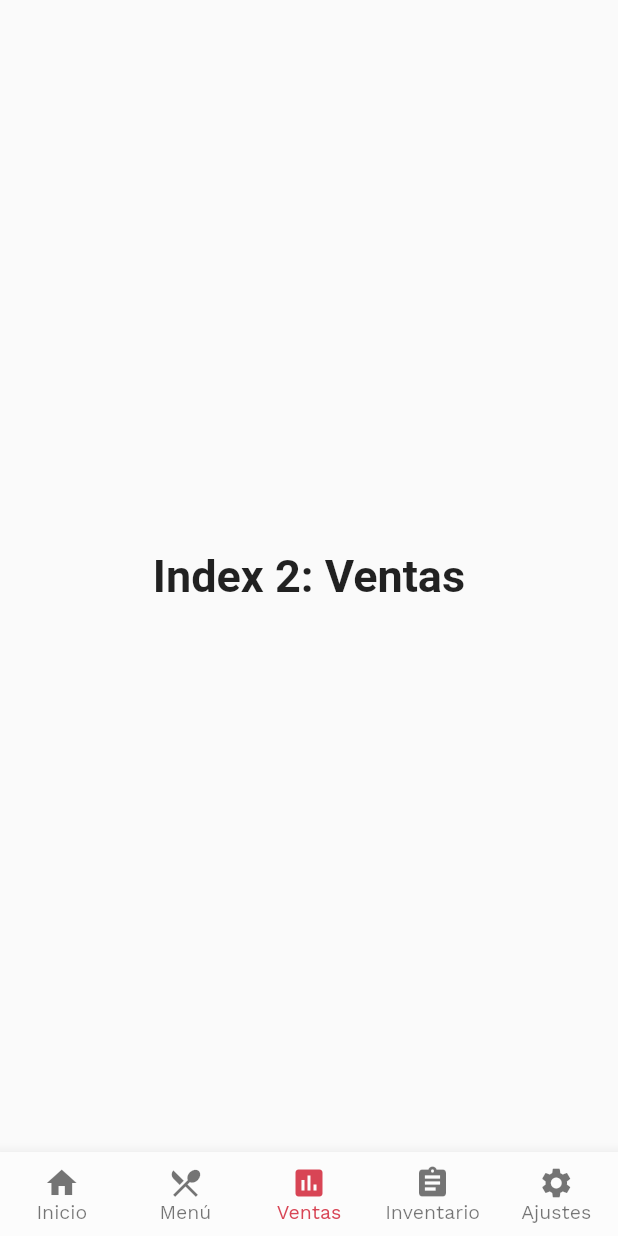
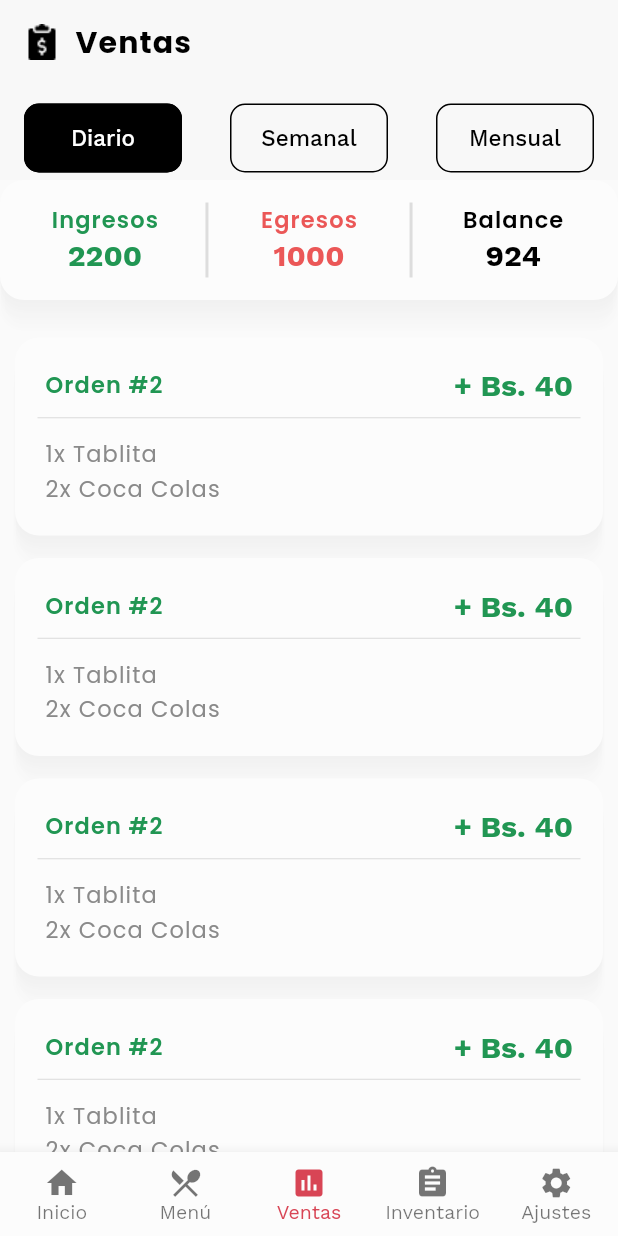
Before and after one commit to 4CROS2/app_restaurant_management, a Flutter app: the screen it shows after launch, item 3 of the bottom bar chosen, on a phone screen of 412 x 824 dp. Run offline on Flutter 3.47's test engine with Material 2 defaults, Android fonts, the phone set to English and light mode, and no system bars; our stand-ins replace flutter_spinbox, flutter_svg; network calls fail; project files that could hold a hidden picture were left out.

Commit message:
Diseño de pantalla de ventas ## Pantalla Ventas - Screen ventas - Card sale - Card total - List Sales

```diff
--- a/lib/home.dart
+++ b/lib/home.dart
@@ -1,4 +1,5 @@
 import 'package:app_restaurant_management/menu/screens/menu_screen.dart';
+import 'package:app_restaurant_management/sales/screens/sales_sreen.dart';
 import 'package:flutter/material.dart';
 import 'constans.dart';
 import 'home/screens/list_order/home_orders_screen.dart';
@@ -20,10 +21,7 @@ class _HomeState extends State<Home> {
   static const List<Widget> _widgetOptions = [
     ListOrdersScreen(),
     MenuScreen(),
-    Text(
-      'Index 2: Ventas',
-      style: optionStyle,
-    ),
+    SalesScreen(),
     Text(
       'Index 4: Inventario',
       style: optionStyle,
--- a/lib/menu/screens/menu_screen.dart
+++ b/lib/menu/screens/menu_screen.dart
@@ -3,7 +3,6 @@ import 'package:app_restaurant_management/menu/screens/new_category.dart';
 import 'package:app_restaurant_management/menu/screens/new_product_screen.dart';
 import 'package:app_restaurant_management/menu/screens/products_menu_screen.dart';
 import 'package:flutter/cupertino.dart';
-// import 'package:flutter/cupertino.dart';
 import 'package:flutter/material.dart';
 import 'package:flutter_svg/svg.dart';
 import '../../../constans.dart';
--- /dev/null
+++ b/lib/sales/screens/list_sales_screen.dart
@@ -0,0 +1,35 @@
+import 'package:app_restaurant_management/sales/widgets/card_sale.dart';
+import 'package:app_restaurant_management/sales/widgets/card_total.dart';
+import 'package:flutter/material.dart';
+
+class ListSalesScreen extends StatefulWidget {
+  const ListSalesScreen({Key? key}) : super(key: key);
+
+  @override
+  _ListSalesScreenState createState() => _ListSalesScreenState();
+}
+
+class _ListSalesScreenState extends State<ListSalesScreen> {
+  @override
+  Widget build(BuildContext context) {
+    return ListView(
+      children: [
+        const CardTotal(),
+        ListView.builder(
+          shrinkWrap: true,
+          physics: const ScrollPhysics(),
+          padding: const EdgeInsets.all(10),
+          itemCount: 10,
+          itemBuilder: (context, index) {
+            return const CardSale(
+                id: '2',
+                total: '40',
+                nameSale: '1 kilo Carne',
+                typeSale: 'ingreso',
+                description: '1x Tablita\n2x Coca Colas');
+          },
+        ),
+      ],
+    );
+  }
+}
--- /dev/null
+++ b/lib/sales/screens/sales_sreen.dart
@@ -0,0 +1,155 @@
+import 'package:flutter/material.dart';
+import '../../../constans.dart';
+import 'list_sales_screen.dart';
+import 'package:intl/intl.dart';
+
+class SalesScreen extends StatefulWidget {
+  const SalesScreen({Key? key}) : super(key: key);
+
+  @override
+  _SalesScreenState createState() => _SalesScreenState();
+}
+
+class _SalesScreenState extends State<SalesScreen> {
+  // var current = DateFormat("dd MMM yyyy", 'es_ES')
+  //     .format(DateTime.parse(DateTime.now().toString()))
+  //     .replaceAll(".", "");
+  // final TextEditingController _dateController = TextEditingController();
+
+  void getNacionalByDate(BuildContext context, String date) {
+    // final provider = Provider.of<ArchivosWebProvider>(context, listen: false);
+    // provider.date = int.parse(_convertToIntDate(date)).toString();
+    // provider.loadSections();
+  }
+
+  Future<dynamic> fechaModal(BuildContext context) async {
+    return await showDatePicker(
+        initialEntryMode: DatePickerEntryMode.calendarOnly,
+        context: context,
+        initialDate: DateTime.now(),
+        firstDate: DateTime(2000),
+        lastDate: DateTime.now(),
+        builder: (context, child) => Theme(
+              data: ThemeData().copyWith(
+                cardColor: cardColor,
+                dialogBackgroundColor: cardColor,
+                colorScheme: const ColorScheme.dark(
+                  primary: focusColor,
+                  surface: cardColor,
+                  // onPrimary: fontColordark,
+                  // onSurface: dark ? fontColordark : fontColor,
+                ),
+              ),
+              child: child!,
+            ));
+  }
+
+  //Tab Bar
+  Tab tabBarValue({required String text}) {
+    return Tab(
+      child: Container(
+        alignment: Alignment.center,
+        padding: const EdgeInsets.only(right: 15, left: 15),
+        decoration: BoxDecoration(
+          borderRadius: BorderRadius.circular(10),
+          border: Border.all(color: focusColor),
+        ),
+        child: Text(text,
+            style: const TextStyle(
+                fontFamily: "Work Sans",
+                fontWeight: FontWeight.w500,
+                fontSize: fontSizeRegular)),
+      ),
+    );
+  }
+
+  @override
+  Widget build(BuildContext context) {
+    return DefaultTabController(
+      length: 3,
+      child: Scaffold(
+        appBar: PreferredSize(
+          preferredSize:
+              const Size.fromHeight(120.0), // here the desired height
+          child: AppBar(
+            elevation: 0,
+            backgroundColor: backgroundColor,
+            title: Row(
+              children: [
+                Image.asset('assets/img/sale.png'),
+                const SizedBox(width: 10),
+                const Text(
+                  'Ventas',
+                  style: textStyleTitle,
+                  textAlign: TextAlign.left,
+                ),
+                // SizedBox(
+                //   width: MediaQuery.of(context).size.width * 0.4,
+                //   child: TextFormField(
+                //     onTap: () async {
+                //       await fechaModal(context).then((value) {
+                //         if (value != null) {
+                //           setState(() {
+                //             _dateController.text =
+                //                 DateFormat("dd MMM yyyy", 'es_ES')
+                //                     .format(DateTime.parse(value.toString()))
+                //                     .replaceAll(".", "");
+                //           });
+                //           getNacionalByDate(context, value.toString());
+                //         }
+                //       });
+                //     },
+                //     style: const TextStyle(
+                //       fontFamily: "Lato",
+                //       fontSize: fontSizeSmall,
+                //     ),
+                //     controller: _dateController,
+                //     readOnly: true,
+                //     textAlign: TextAlign.center,
+                //     keyboardType: TextInputType.datetime,
+                //     decoration: InputDecoration(
+                //       suffixIcon: Container(
+                //           padding: const EdgeInsets.all(10),
+                //           child: const Icon(Icons.calendar_today)),
+                //       enabledBorder: InputBorder.none,
+                //       focusedBorder: InputBorder.none,
+                //       contentPadding: const EdgeInsets.only(top: 15),
+                //       hintText: current,
+                //       hintStyle: const TextStyle(
+                //           fontFamily: "Lato", fontSize: fontSizeSmall),
+                //       border: const UnderlineInputBorder(
+                //           borderSide: BorderSide.none),
+                //     ),
+                //   ),
+                // ),
+              ],
+            ),
+            bottom: TabBar(
+              indicatorWeight: 0,
+              padding: const EdgeInsets.only(bottom: 5),
+              unselectedLabelColor: Colors.black,
+              indicatorSize: TabBarIndicatorSize.label,
+              indicator: BoxDecoration(
+                borderRadius: BorderRadius.circular(10),
+                color: focusColor,
+              ),
+              tabs: [
+                tabBarValue(text: 'Diario'),
+                tabBarValue(text: 'Semanal'),
+                tabBarValue(text: 'Mensual'),
+              ],
+            ),
+          ),
+        ),
+        // ignore: prefer_const_constructors
+        body: TabBarView(
+          children: const [
+            ListSalesScreen(),
+            ListSalesScreen(),
+            ListSalesScreen(),
+          ],
+        ),
+      ),
+    );
+  }
+}
--- /dev/null
+++ b/lib/sales/widgets/card_sale.dart
@@ -0,0 +1,110 @@
+import 'package:flutter/material.dart';
+import '../../../constans.dart';
+
+class CardSale extends StatelessWidget {
+  final String id;
+  final String total;
+  final String nameSale;
+  final String typeSale;
+  final String description;
+  const CardSale({
+    Key? key,
+    required this.id,
+    required this.total,
+    required this.nameSale,
+    required this.typeSale,
+    required this.description,
+  }) : super(key: key);
+
+  @override
+  Widget build(BuildContext context) {
+    return Container(
+      padding: const EdgeInsets.all(15),
+      margin: const EdgeInsets.only(bottom: 15),
+      decoration: boxShadow,
+      child: InkWell(
+          onTap: () {},
+          child: Column(
+            children: [
+              Visibility(
+                visible: typeSale == 'ingreso',
+                child: Column(
+                  children: [
+                    Container(
+                      padding: const EdgeInsets.all(5),
+                      child: Row(
+                        mainAxisAlignment: MainAxisAlignment.spaceBetween,
+                        mainAxisSize: MainAxisSize.max,
+                        children: [
+                          Text(
+                            'Orden #' + id,
+                            style: const TextStyle(
+                              letterSpacing: 0.75,
+                              fontFamily: "Poppins",
+                              fontWeight: FontWeight.w600,
+                              fontSize: fontSizeRegular,
+                              color: greenColor,
+                            ),
+                          ),
+                          Text(
+                            '+ Bs. ' + total,
+                            style: const TextStyle(
+                              fontFamily: "Work Sans",
+                              fontWeight: FontWeight.w700,
+                              fontSize: fontSizeTitle,
+                              color: greenColor,
+                            ),
+                          ),
+                        ],
+                      ),
+                    ),
+                    const SizedBox(height: 5),
+                    divider,
+                    const SizedBox(height: 7),
+                    Container(
+                      padding: const EdgeInsets.all(5),
+                      alignment: Alignment.topLeft,
+                      child: Text(
+                        description,
+                        style: const TextStyle(
+                            letterSpacing: 0.75,
+                            fontFamily: "Poppins",
+                            fontWeight: FontWeight.w400,
+                            fontSize: fontSizeRegular,
+                            color: fontGris),
+                      ),
+                    ),
+                  ],
+                ),
+              ),
+              Visibility(
+                visible: typeSale == 'egreso',
+                child: Row(
+                  mainAxisAlignment: MainAxisAlignment.spaceBetween,
+                  mainAxisSize: MainAxisSize.max,
+                  children: [
+                    Text(
+                      nameSale,
+                      style: const TextStyle(
+                          letterSpacing: 0.75,
+                          fontFamily: "Poppins",
+                          fontWeight: FontWeight.w600,
+                          fontSize: fontSizeRegular,
+                          color: redColor),
+                    ),
+                    Text(
+                      '- Bs. ' + total,
+                      style: const TextStyle(
+                          fontFamily: "Work Sans",
+                          fontWeight: FontWeight.w700,
+                          fontSize: fontSizeTitle,
+                          color: redColor),
+                    ),
+                  ],
+                ),
+              ),
+            ],
+          )),
+    );
+  }
+}
--- /dev/null
+++ b/lib/sales/widgets/card_total.dart
@@ -0,0 +1,59 @@
+import 'package:flutter/material.dart';
+import '../../../constans.dart';
+
+class CardTotal extends StatelessWidget {
+  const CardTotal({
+    Key? key,
+  }) : super(key: key);
+
+  @override
+  Widget build(BuildContext context) {
+    return Container(
+      height: 80,
+      padding: const EdgeInsets.all(15),
+      margin: const EdgeInsets.only(bottom: 15),
+      decoration: boxShadow,
+      child: Row(
+        mainAxisAlignment: MainAxisAlignment.spaceBetween,
+        mainAxisSize: MainAxisSize.max,
+        children: [
+          columnTotal(context, 'Ingresos', '2200', greenColor),
+          const VerticalDivider(thickness: 2),
+          columnTotal(context, 'Egresos', '1000', redColor),
+          const VerticalDivider(thickness: 2),
+          columnTotal(context, 'Balance', '924', Colors.black),
+        ],
+      ),
+    );
+  }
+
+  SizedBox columnTotal(
+      BuildContext context, String text, String total, Color color) {
+    return SizedBox(
+      width: MediaQuery.of(context).size.width / 3 * 0.8,
+      child: Column(
+        children: [
+          Text(
+            text,
+            style: TextStyle(
+              letterSpacing: 0.75,
+              fontFamily: "Poppins",
+              fontWeight: FontWeight.w600,
+              fontSize: fontSizeRegular,
+              color: color,
+            ),
+          ),
+          Text(
+            total,
+            style: TextStyle(
+              fontFamily: "Work Sans",
+              fontWeight: FontWeight.w700,
+              fontSize: fontSizeTitle,
+              color: color,
+            ),
+          ),
+        ],
+      ),
+    );
+  }
+}
--- a/pubspec.yaml
+++ b/pubspec.yaml
@@ -36,6 +36,7 @@ dependencies:
   cupertino_icons: ^1.0.2
   flutter_svg: ^1.0.3
   flutter_spinbox: ^0.9.0
+  intl: ^0.17.0
 
 dev_dependencies:
   flutter_test:
```
Also changed, not shown: assets/img/sale.png (added), assets/img/sale.svg (added), pubspec.lock.
